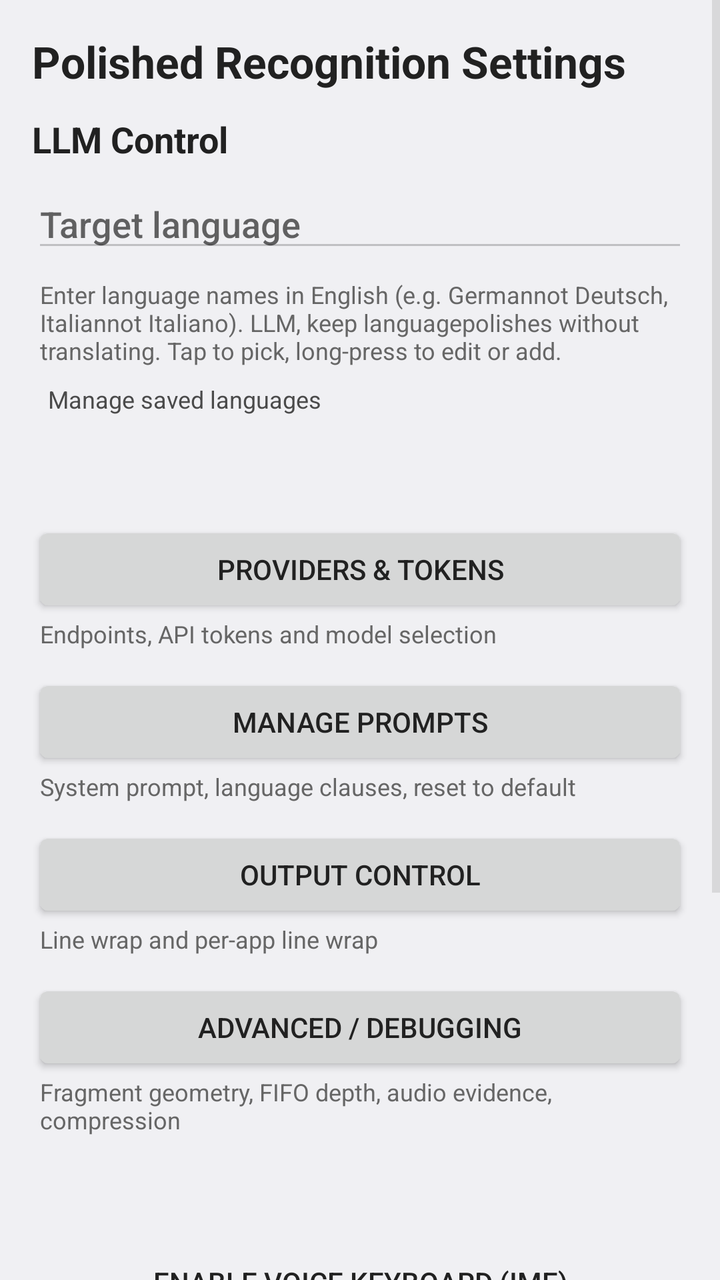
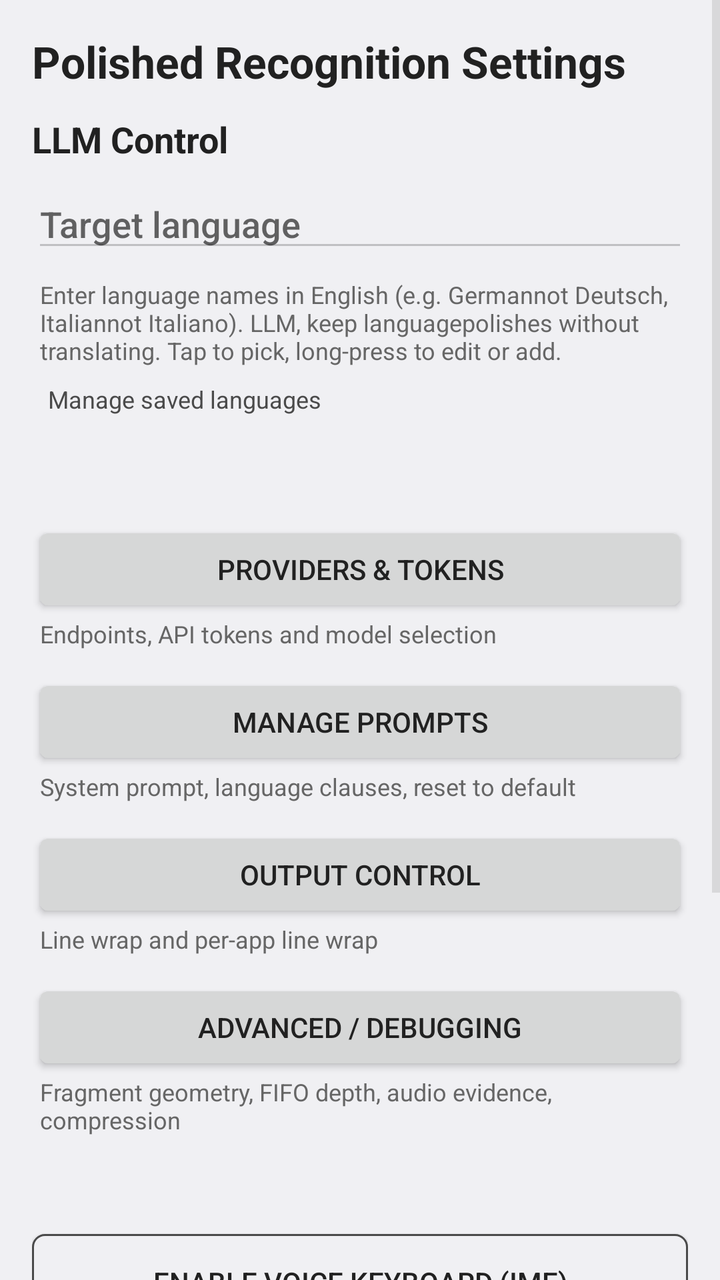

Before-and-after screenshots of an Android layout around one commit, followed by the original layout XML and the change that was made.
<!-- AndroidManifest.xml: activity theme Theme.PolishedRecognition.Plain -->
<!-- res/layout/activity_settings.xml -->
<?xml version="1.0" encoding="utf-8"?>
<ScrollView xmlns:android="http://schemas.android.com/apk/res/android"
    android:layout_width="match_parent"
    android:layout_height="match_parent"
    android:fillViewport="true">

    <LinearLayout
        android:layout_width="match_parent"
        android:layout_height="wrap_content"
        android:orientation="vertical"
        android:padding="16dp">

        
        <TextView
            android:layout_width="match_parent"
            android:layout_height="wrap_content"
            android:text="@string/settings_title"
            android:textSize="22sp"
            android:textStyle="bold"
            android:textColor="?android:attr/textColorPrimary"
            android:layout_marginBottom="12dp" />

        
        <TextView
            android:layout_width="match_parent"
            android:layout_height="wrap_content"
            android:text="@string/settings_section_llm_control"
            android:textSize="18sp"
            android:textStyle="bold"
            android:textColor="?android:attr/textColorPrimary"
            android:layout_marginBottom="8dp" />

        <AutoCompleteTextView
            android:id="@+id/target_language"
            android:layout_width="match_parent"
            android:layout_height="wrap_content"
            android:hint="@string/target_language"
            android:inputType="text"
            android:completionThreshold="1"
            android:focusable="false"
            android:cursorVisible="false"
            android:layout_marginBottom="4dp" />

        <TextView
            android:id="@+id/target_language_explanation"
            android:layout_width="match_parent"
            android:layout_height="wrap_content"
            android:text="@string/target_language_hint"
            android:textSize="12sp"
            android:textColor="?android:attr/textColorTertiary"
            android:layout_marginStart="4dp"
            android:layout_marginTop="4dp"
            android:layout_marginBottom="4dp" />

        <TextView
            android:id="@+id/manage_custom_languages"
            android:layout_width="wrap_content"
            android:layout_height="wrap_content"
            android:text="@string/manage_custom_languages"
            android:textSize="12sp"
            android:textColor="?android:attr/textColorSecondary"
            android:clickable="true"
            android:focusable="true"
            android:padding="4dp"
            android:layout_marginStart="4dp"
            android:layout_marginBottom="16dp" />

        <View style="@style/SettingsDivider" />

        
        <Button
            android:id="@+id/category_providers"
            android:layout_width="match_parent"
            android:layout_height="wrap_content"
            android:text="@string/settings_category_providers" />

        <TextView
            android:layout_width="match_parent"
            android:layout_height="wrap_content"
            android:text="@string/settings_category_providers_desc"
            android:textSize="12sp"
            android:textColor="?android:attr/textColorTertiary"
            android:layout_marginStart="4dp"
            android:layout_marginBottom="12dp" />

        <Button
            android:id="@+id/category_prompts"
            android:layout_width="match_parent"
            android:layout_height="wrap_content"
            android:text="@string/settings_category_prompts" />

        <TextView
            android:layout_width="match_parent"
            android:layout_height="wrap_content"
            android:text="@string/settings_category_prompts_desc"
            android:textSize="12sp"
            android:textColor="?android:attr/textColorTertiary"
            android:layout_marginStart="4dp"
            android:layout_marginBottom="12dp" />

        <Button
            android:id="@+id/category_output"
            android:layout_width="match_parent"
            android:layout_height="wrap_content"
            android:text="@string/settings_category_output" />

        <TextView
            android:layout_width="match_parent"
            android:layout_height="wrap_content"
            android:text="@string/settings_category_output_desc"
            android:textSize="12sp"
            android:textColor="?android:attr/textColorTertiary"
            android:layout_marginStart="4dp"
            android:layout_marginBottom="12dp" />

        <Button
            android:id="@+id/category_advanced"
            android:layout_width="match_parent"
            android:layout_height="wrap_content"
            android:text="@string/settings_category_advanced" />

        <TextView
            android:layout_width="match_parent"
            android:layout_height="wrap_content"
            android:text="@string/settings_category_advanced_desc"
            android:textSize="12sp"
            android:textColor="?android:attr/textColorTertiary"
            android:layout_marginStart="4dp"
            android:layout_marginBottom="16dp" />

        <View style="@style/SettingsDivider" />

        
        <Button
            android:id="@+id/set_recognition_service"
            android:layout_width="match_parent"
            android:layout_height="wrap_content"
            android:text="@string/enable_voice_keyboard"
            style="@android:style/Widget.DeviceDefault.Button.Borderless"
            android:layout_marginBottom="16dp" />

        <View style="@style/SettingsDivider" />

        
        <LinearLayout
            android:layout_width="match_parent"
            android:layout_height="wrap_content"
            android:orientation="horizontal"
            android:gravity="center_vertical"
            android:layout_marginBottom="4dp">

            <TextView
                android:layout_width="wrap_content"
                android:layout_height="wrap_content"
                android:text="@string/about_title"
                android:textSize="18sp"
                android:textStyle="bold"
                android:textColor="?android:attr/textColorPrimary" />

            <Space
                android:layout_width="0dp"
                android:layout_height="1dp"
                android:layout_weight="1" />

            <TextView
                android:id="@+id/about_help"
                android:layout_width="wrap_content"
                android:layout_height="wrap_content"
                android:text="@string/about_help"
                android:textSize="14sp"
                android:textStyle="bold"
                android:textColor="?android:attr/textColorPrimary"
                android:background="@drawable/help_chip"
                android:paddingStart="14dp"
                android:paddingEnd="14dp"
                android:paddingTop="5dp"
                android:paddingBottom="5dp"
                android:clickable="true"
                android:focusable="true"
                android:contentDescription="@string/about_help" />
        </LinearLayout>

        <TextView
            android:id="@+id/about_version"
            android:layout_width="wrap_content"
            android:layout_height="wrap_content"
            android:textSize="12sp"
            android:textColor="?android:attr/textColorTertiary"
            android:layout_marginBottom="2dp" />

        <TextView
            android:id="@+id/about_commit"
            android:layout_width="wrap_content"
            android:layout_height="wrap_content"
            android:textSize="12sp"
            android:textColor="?android:attr/textColorTertiary"
            android:layout_marginBottom="12dp" />

        <TextView
            android:id="@+id/about_info"
            android:layout_width="wrap_content"
            android:layout_height="wrap_content"
            android:text="@string/voice_input_info_message"
            android:textSize="12sp"
            android:textColor="?android:attr/textColorTertiary"
            android:clickable="true"
            android:focusable="true"
            android:autoLink="web"
            android:padding="4dp"
            android:layout_marginStart="-4dp" />

    </LinearLayout>
</ScrollView>
<!-- resources referenced by this layout -->
<resources>
  <!-- drawable help_chip (drawable) -->
  <?xml version="1.0" encoding="utf-8"?>
  <ripple xmlns:android="http://schemas.android.com/apk/res/android"
      android:color="?android:attr/colorControlHighlight">
      <item>
          <shape android:shape="rectangle">
              <corners android:radius="999dp" />
              <stroke
                  android:width="1dp"
                  android:color="#66808080" />
          </shape>
      </item>
  </ripple>
  <string name="about_help">Help</string>
  <string name="about_title">About</string>
  <string name="enable_voice_keyboard">Enable Voice Keyboard (IME)</string>
  <string name="manage_custom_languages">Manage saved languages</string>
  <string name="settings_category_advanced">Advanced / Debugging</string>
  <string name="settings_category_advanced_desc">Fragment geometry, FIFO depth, audio evidence, compression</string>
  <string name="settings_category_output">Output Control</string>
  <string name="settings_category_output_desc">Line wrap and per-app line wrap</string>
  <string name="settings_category_prompts">Manage Prompts</string>
  <string name="settings_category_prompts_desc">System prompt, language clauses, reset to default</string>
  <string name="settings_category_providers">Providers &amp; Tokens</string>
  <string name="settings_category_providers_desc">Endpoints, API tokens and model selection</string>
  <string name="settings_section_llm_control">LLM Control</string>
  <string name="settings_title">Polished Recognition Settings</string>
  <string name="target_language">Target language</string>
  <string name="target_language_hint">Enter language names in English (e.g. "German" not "Deutsch", "Italian" not "Italiano"). "LLM, keep language" polishes without translating. Tap to pick, long-press to edit or add.</string>
  <string name="voice_input_info_message" translatable="false">Polished Recognition works with English prompts, so enter your target language in English (e.g. "German" not "Deutsch").\n\nFull setup guide:\n<a href="https://github.com/georgernstgraf/polished-recognition#readme">github.com/georgernstgraf/polished-recognition#readme</a>\n\nMade with love by Georg Graf 💙</string>
  <style name="SettingsDivider">
          <item name="android:layout_width">match_parent</item>
          <item name="android:layout_height">1dp</item>
          <item name="android:background">@color/text_secondary</item>
          <item name="android:layout_marginTop">16dp</item>
          <item name="android:layout_marginBottom">16dp</item>
      </style>
  <style name="Theme.PolishedRecognition.Plain" parent="@android:style/Theme.DeviceDefault.DayNight">
          <item name="android:windowNoTitle">true</item>
          <item name="android:windowActionBar">false</item>
          
          <item name="android:textColorPrimary">@color/text_primary</item>
          <item name="android:textColorSecondary">@color/text_secondary</item>
          <item name="android:textColorTertiary">@color/text_tertiary</item>
          
          <item name="android:colorControlNormal">@color/control_quiet</item>
      </style>
  <color name="control_quiet">#33000000</color>
</resources>

<!-- the commit's change to res/layout/activity_settings.xml (unified diff, before → after) -->
@@ -136,7 +136,7 @@
             android:layout_width="match_parent"
             android:layout_height="wrap_content"
             android:text="@string/enable_voice_keyboard"
-            style="@android:style/Widget.DeviceDefault.Button.Borderless"
+            style="@style/AppButton"
             android:layout_marginBottom="16dp" />
 
         <View style="@style/SettingsDivider" />
<!-- resource entries referenced after the edit -->
@@ -30,6 +30,9 @@
   <string name="target_language">Target language</string>
   <string name="target_language_hint">Enter language names in English (e.g. "German" not "Deutsch", "Italian" not "Italiano"). "LLM, keep language" polishes without translating. Tap to pick, long-press to edit or add.</string>
   <string name="voice_input_info_message" translatable="false">Polished Recognition works with English prompts, so enter your target language in English (e.g. "German" not "Deutsch").\n\nFull setup guide:\n<a href="https://github.com/georgernstgraf/polished-recognition#readme">github.com/georgernstgraf/polished-recognition#readme</a>\n\nMade with love by Georg Graf 💙</string>
+  <style name="AppButton">
+          <item name="android:background">@drawable/app_button_bg</item>
+      </style>
   <style name="SettingsDivider">
           <item name="android:layout_width">match_parent</item>
           <item name="android:layout_height">1dp</item>
@@ -47,6 +50,20 @@
           
           <item name="android:colorControlNormal">@color/control_quiet</item>
       </style>
+  <!-- drawable app_button_bg (drawable) -->
+  <?xml version="1.0" encoding="utf-8"?>
+  <ripple xmlns:android="http://schemas.android.com/apk/res/android"
+      android:color="?android:attr/colorControlHighlight">
+      <item>
+          <shape android:shape="rectangle">
+              <solid android:color="?android:attr/colorBackground" />
+              <stroke
+                  android:width="1dp"
+                  android:color="?android:attr/textColorSecondary" />
+              <corners android:radius="6dp" />
+          </shape>
+      </item>
+  </ripple>
   <color name="control_quiet">#33000000</color>
 </resources>
 
